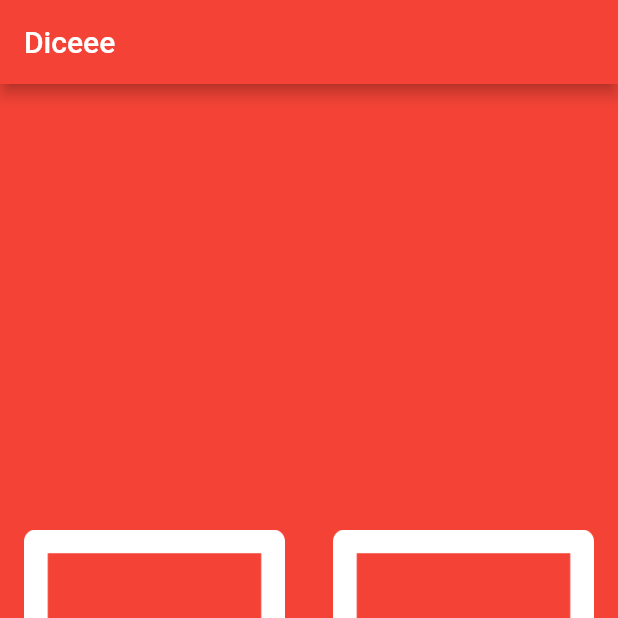
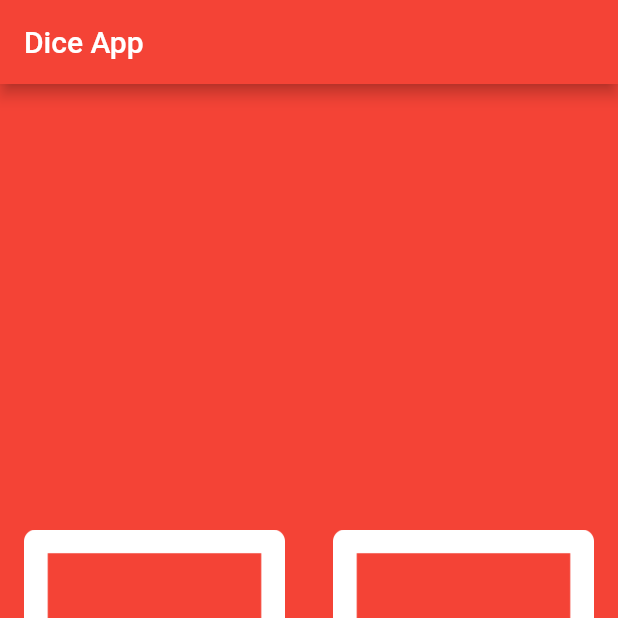
Before and after one commit to RNgugi/Dice-App, a Flutter app: the screen it shows after launch, on a phone screen of 412 x 824 dp, the top half of it. Run offline on Flutter 3.47's test engine with Material 2 defaults, Android fonts, the phone set to English and light mode, and no system bars.

Commit message:
App DONE!!!

```diff
--- a/lib/main.dart
+++ b/lib/main.dart
@@ -7,7 +7,7 @@ void main() {
       home: Scaffold(
         backgroundColor: Colors.red,
         appBar: AppBar(
-          title: Text('Diceee'),
+          title: Text('Dice App'),
           backgroundColor: Colors.red,
         ),
         body: DicePage(),
@@ -58,3 +58,5 @@ class _DicePageState extends State<DicePage> {
     );
   }
 }
+//Woohoooo!!
+//APP DONE!
```
